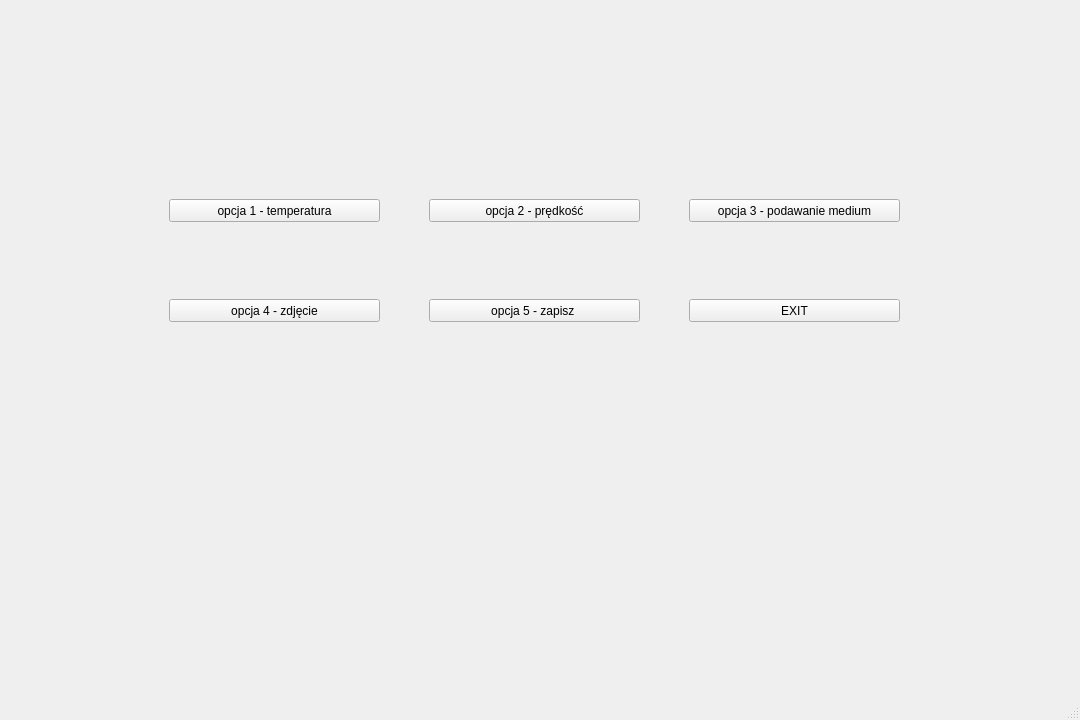
Qt form mainwindow.ui (hubertkulak/qt_rpi_qui) before a commit.
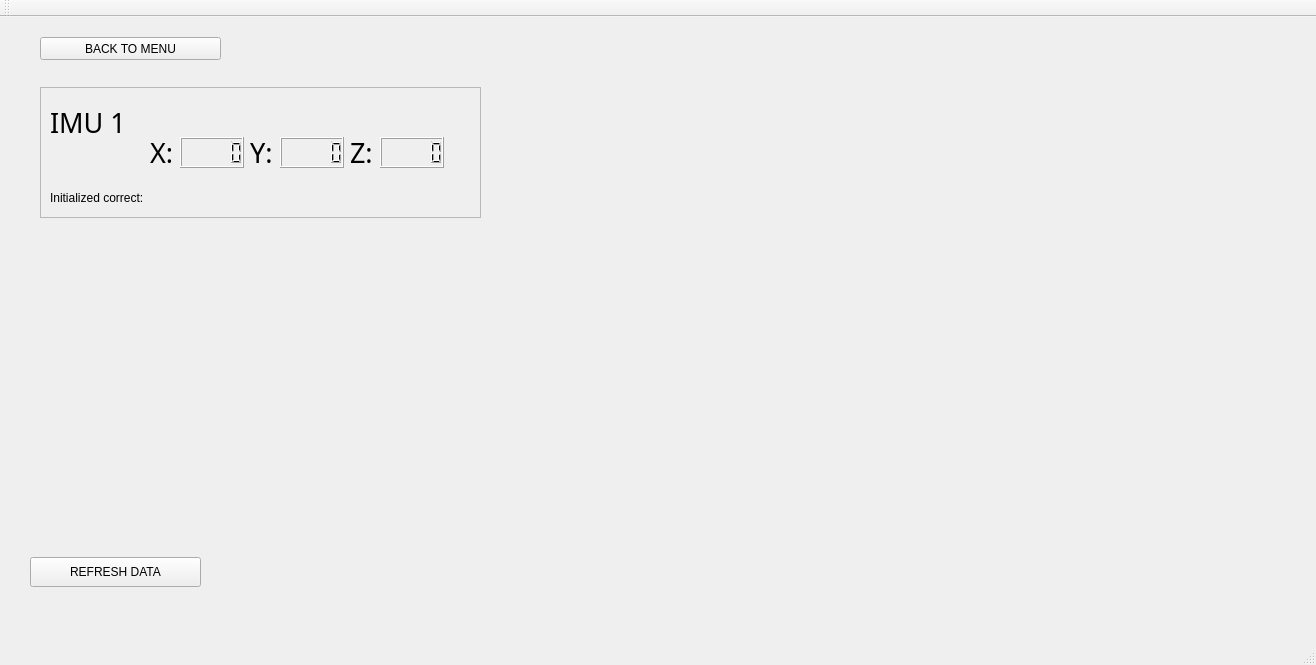
The same form after that commit. The open tabs and pages were chosen to show the change. Custom widgets are drawn as their Qt base class.

Diff of the .ui file:
```diff
--- a/mainwindow.ui
+++ b/mainwindow.ui
@@ -6,8 +6,8 @@
    <rect>
     <x>0</x>
     <y>0</y>
-    <width>1080</width>
-    <height>720</height>
+    <width>1316</width>
+    <height>665</height>
    </rect>
   </property>
   <property name="windowTitle">
@@ -17,9 +17,9 @@
    <widget class="QStackedWidget" name="stackedWidget">
     <property name="geometry">
      <rect>
-      <x>-1</x>
-      <y>-1</y>
-      <width>1081</width>
+      <x>0</x>
+      <y>0</y>
+      <width>1041</width>
       <height>721</height>
      </rect>
     </property>
@@ -103,6 +103,194 @@
       </property>
      </widget>
     </widget>
+    <widget class="QWidget" name="page_6">
+     <widget class="QPushButton" name="option3_2">
+      <property name="geometry">
+       <rect>
+        <x>40</x>
+        <y>20</y>
+        <width>181</width>
+        <height>23</height>
+       </rect>
+      </property>
+      <property name="text">
+       <string>BACK TO MENU</string>
+      </property>
+     </widget>
+     <widget class="QFrame" name="frame">
+      <property name="geometry">
+       <rect>
+        <x>40</x>
+        <y>70</y>
+        <width>441</width>
+        <height>131</height>
+       </rect>
+      </property>
+      <property name="frameShape">
+       <enum>QFrame::StyledPanel</enum>
+      </property>
+      <property name="frameShadow">
+       <enum>QFrame::Raised</enum>
+      </property>
+      <widget class="QLabel" name="label_22">
+       <property name="geometry">
+        <rect>
+         <x>10</x>
+         <y>10</y>
+         <width>91</width>
+         <height>51</height>
+        </rect>
+       </property>
+       <property name="font">
+        <font>
+         <family>Uroob</family>
+         <pointsize>20</pointsize>
+         <weight>50</weight>
+         <italic>false</italic>
+         <bold>false</bold>
+        </font>
+       </property>
+       <property name="text">
+        <string>IMU 1</string>
+       </property>
+      </widget>
+      <widget class="QLabel" name="label_4">
+       <property name="geometry">
+        <rect>
+         <x>10</x>
+         <y>100</y>
+         <width>131</width>
+         <height>22</height>
+        </rect>
+       </property>
+       <property name="text">
+        <string>Initialized correct:</string>
+       </property>
+      </widget>
+      <widget class="QLabel" name="imuinit">
+       <property name="geometry">
+        <rect>
+         <x>140</x>
+         <y>100</y>
+         <width>41</width>
+         <height>22</height>
+        </rect>
+       </property>
+       <property name="text">
+        <string/>
+       </property>
+      </widget>
+      <widget class="QLabel" name="label_23">
+       <property name="geometry">
+        <rect>
+         <x>110</x>
+         <y>40</y>
+         <width>31</width>
+         <height>51</height>
+        </rect>
+       </property>
+       <property name="font">
+        <font>
+         <family>Uroob</family>
+         <pointsize>20</pointsize>
+         <weight>50</weight>
+         <italic>false</italic>
+         <bold>false</bold>
+        </font>
+       </property>
+       <property name="text">
+        <string>X:</string>
+       </property>
+      </widget>
+      <widget class="QLCDNumber" name="imu1x">
+       <property name="geometry">
+        <rect>
+         <x>140</x>
+         <y>50</y>
+         <width>64</width>
+         <height>31</height>
+        </rect>
+       </property>
+      </widget>
+      <widget class="QLabel" name="label_24">
+       <property name="geometry">
+        <rect>
+         <x>210</x>
+         <y>40</y>
+         <width>21</width>
+         <height>51</height>
+        </rect>
+       </property>
+       <property name="font">
+        <font>
+         <family>Uroob</family>
+         <pointsize>20</pointsize>
+         <weight>50</weight>
+         <italic>false</italic>
+         <bold>false</bold>
+        </font>
+       </property>
+       <property name="text">
+        <string>Y:</string>
+       </property>
+      </widget>
+      <widget class="QLCDNumber" name="imu1y">
+       <property name="geometry">
+        <rect>
+         <x>240</x>
+         <y>50</y>
+         <width>64</width>
+         <height>31</height>
+        </rect>
+       </property>
+      </widget>
+      <widget class="QLabel" name="label_25">
+       <property name="geometry">
+        <rect>
+         <x>310</x>
+         <y>40</y>
+         <width>31</width>
+         <height>51</height>
+        </rect>
+       </property>
+       <property name="font">
+        <font>
+         <family>Uroob</family>
+         <pointsize>20</pointsize>
+         <weight>50</weight>
+         <italic>false</italic>
+         <bold>false</bold>
+        </font>
+       </property>
+       <property name="text">
+        <string>Z:</string>
+       </property>
+      </widget>
+      <widget class="QLCDNumber" name="imu1z">
+       <property name="geometry">
+        <rect>
+         <x>340</x>
+         <y>50</y>
+         <width>64</width>
+         <height>31</height>
+        </rect>
+       </property>
+      </widget>
+     </widget>
+     <widget class="QPushButton" name="pushButton_2">
+      <property name="geometry">
+       <rect>
+        <x>30</x>
+        <y>540</y>
+        <width>171</width>
+        <height>30</height>
+       </rect>
+      </property>
+      <property name="text">
+       <string>REFRESH DATA</string>
+      </property>
+     </widget>
+    </widget>
     <widget class="QWidget" name="page_4">
      <widget class="QPushButton" name="option3">
       <property name="geometry">
@@ -590,47 +778,6 @@
        </rect>
       </property>
      </widget>
-     <widget class="QWidget" name="widget" native="true">
-      <property name="geometry">
-       <rect>
-        <x>560</x>
-        <y>80</y>
-        <width>511</width>
-        <height>351</height>
-       </rect>
-      </property>
-      <widget class="QLabel" name="label_4">
-       <property name="geometry">
-        <rect>
-         <x>260</x>
-         <y>10</y>
-         <width>51</width>
-         <height>31</height>
-        </rect>
-       </property>
-       <property name="font">
-        <font>
-         <family>Uroob</family>
-         <pointsize>20</pointsize>
-         <italic>false</italic>
-         <bold>false</bold>
-        </font>
-       </property>
-       <property name="text">
-        <string>CHIP 1 </string>
-       </property>
-      </widget>
-      <widget class="QCustomPlot" name="customPlot" native="true">
-       <property name="geometry">
-        <rect>
-         <x>10</x>
-         <y>40</y>
-         <width>491</width>
-         <height>301</height>
-        </rect>
-       </property>
-      </widget>
-     </widget>
      <widget class="QPushButton" name="setbtn">
       <property name="geometry">
        <rect>
@@ -865,16 +1012,29 @@
     </widget>
    </widget>
   </widget>
-  <widget class="QStatusBar" name="statusBar"/>
+  <widget class="QMenuBar" name="menubar">
+   <property name="geometry">
+    <rect>
+     <x>0</x>
+     <y>0</y>
+     <width>1316</width>
+     <height>27</height>
+    </rect>
+   </property>
+  </widget>
+  <widget class="QStatusBar" name="statusbar"/>
+  <widget class="QToolBar" name="toolBar">
+   <property name="windowTitle">
+    <string>toolBar</string>
+   </property>
+   <attribute name="toolBarArea">
+    <enum>TopToolBarArea</enum>
+   </attribute>
+   <attribute name="toolBarBreak">
+    <bool>false</bool>
+   </attribute>
+  </widget>
  </widget>
- <customwidgets>
-  <customwidget>
-   <class>QCustomPlot</class>
-   <extends>QWidget</extends>
-   <header>qcustomplot.h</header>
-   <container>1</container>
-  </customwidget>
- </customwidgets>
  <resources/>
  <connections/>
 </ui>
```
Left out of the diff: 84 changed lines with no effect on the pictures.
